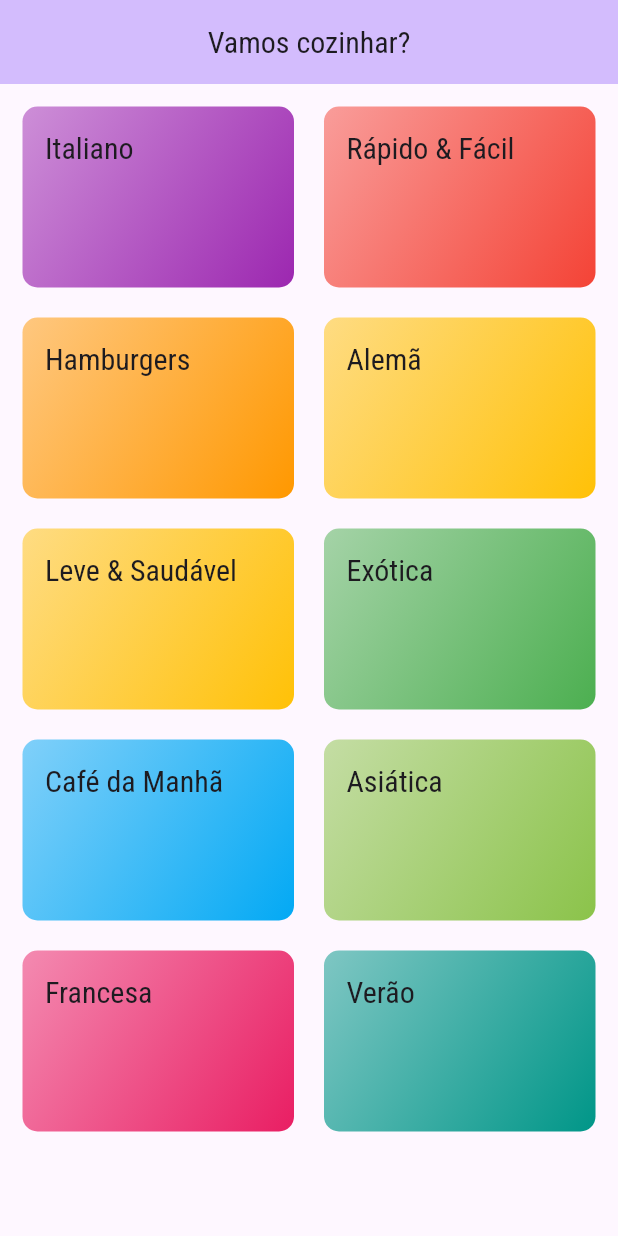
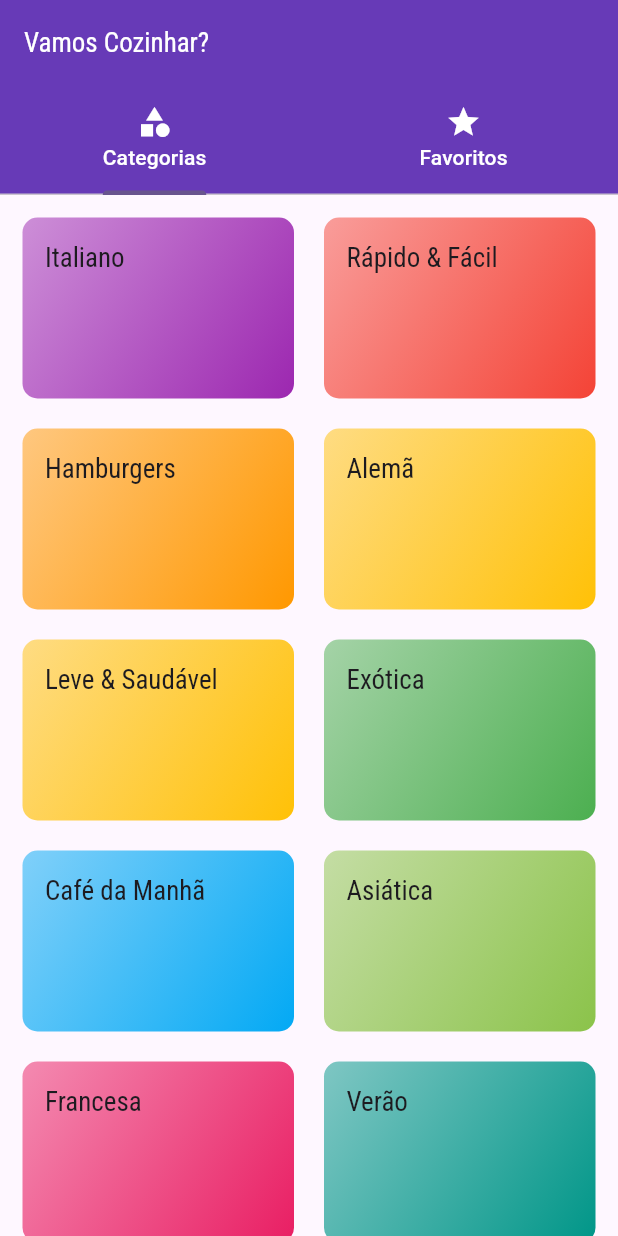
Before and after one commit to tarcisiomesquita/meal_recipes_app, a Flutter app: the screen it shows after launch, on a phone screen of 412 x 824 dp. Run offline on Flutter 3.47's test engine with Material 3 defaults, Android fonts, the phone set to English and light mode, and no system bars; our stand-ins replace google_fonts.

Commit message:
criação de tela favoritos e de tela tab para navegação por abas

```diff
--- a/lib/main.dart
+++ b/lib/main.dart
@@ -2,9 +2,8 @@ import 'package:flutter/material.dart';
 import 'package:google_fonts/google_fonts.dart';
 import 'package:meal_recipes_app/screens/categories_meals_screen.dart';
 import 'package:meal_recipes_app/screens/meal_detail_screen.dart';
+import 'package:meal_recipes_app/screens/tabs_screen.dart';
 import 'package:meal_recipes_app/utils/app_routes.dart';
-
-import 'screens/categories_screen.dart';
 
 void main() {
   runApp(const MyApp());
@@ -18,18 +17,26 @@ class MyApp extends StatelessWidget {
     return MaterialApp(
       title: 'Vamos Cozinhar?',
       theme: ThemeData(
-        colorScheme: ColorScheme.fromSeed(seedColor: Colors.deepPurple),
+        colorScheme: ColorScheme.fromSeed(
+          seedColor: Colors.deepPurple,
+          secondary: Colors.amberAccent,
+        ),
         useMaterial3: true,
         canvasColor: const Color.fromRGBO(255, 254, 229, 1),
         fontFamily: GoogleFonts.raleway().fontFamily,
         textTheme: ThemeData.light().textTheme.copyWith(
+              // bodyLarge: TextStyle(fontSize: 14),
               titleLarge: TextStyle(
-                  fontSize: 20,
+                  fontSize: 18,
                   fontFamily: GoogleFonts.robotoCondensed().fontFamily),
             ),
+        appBarTheme: const AppBarTheme(
+          color: Colors.deepPurple,
+          foregroundColor: Colors.white,
+        ),
       ),
       routes: {
-        AppRoutes.home: (ctx) => const CategoriesScreen(),
+        AppRoutes.home: (ctx) => const TabsScreen(),
         AppRoutes.categoriesMeals: (ctx) => const CategoriesMealsScreen(),
         AppRoutes.mealDetail: (ctx) => const MealDetailScreen(),
       },
--- a/lib/screens/categories_screen.dart
+++ b/lib/screens/categories_screen.dart
@@ -7,13 +7,9 @@ class CategoriesScreen extends StatelessWidget {
 
   @override
   Widget build(BuildContext context) {
-    return Scaffold(
-      appBar: AppBar(
-        backgroundColor: Theme.of(context).colorScheme.inversePrimary,
-        title: const Text('Vamos cozinhar?'),
-        centerTitle: true,
-      ),
-      body: GridView(
+    return SizedBox(
+      width: MediaQuery.of(context).size.width,
+      child: GridView(
         padding: const EdgeInsets.all(15),
         gridDelegate: const SliverGridDelegateWithMaxCrossAxisExtent(
           maxCrossAxisExtent: 200,
--- /dev/null
+++ b/lib/screens/tabs_screen.dart
@@ -0,0 +1,39 @@
+import 'package:flutter/material.dart';
+import 'package:meal_recipes_app/screens/categories_screen.dart';
+import 'package:meal_recipes_app/screens/favorites_screen.dart';
+
+class TabsScreen extends StatelessWidget {
+  const TabsScreen({super.key});
+
+  @override
+  Widget build(BuildContext context) {
+    return DefaultTabController(
+      length: 2,
+      child: Scaffold(
+        appBar: AppBar(
+          title: const Text('Vamos Cozinhar?'),
+          bottom: const TabBar(
+            unselectedLabelColor: Colors.white,
+            labelColor: Colors.white,
+            tabs: [
+              Tab(
+                icon: Icon(Icons.category),
+                text: 'Categorias',
+              ),
+              Tab(
+                icon: Icon(Icons.star),
+                text: 'Favoritos',
+              ),
+            ],
+          ),
+        ),
+        body: const TabBarView(
+          children: [
+            CategoriesScreen(),
+            FavoritesScreen(),
+          ],
+        ),
+      ),
+    );
+  }
+}
```
Also changed, not shown: lib/screens/favorites_screen.dart (added, +12 -0 lines), lib/screens/meal_detail_screen.dart (+77 -2 lines).
